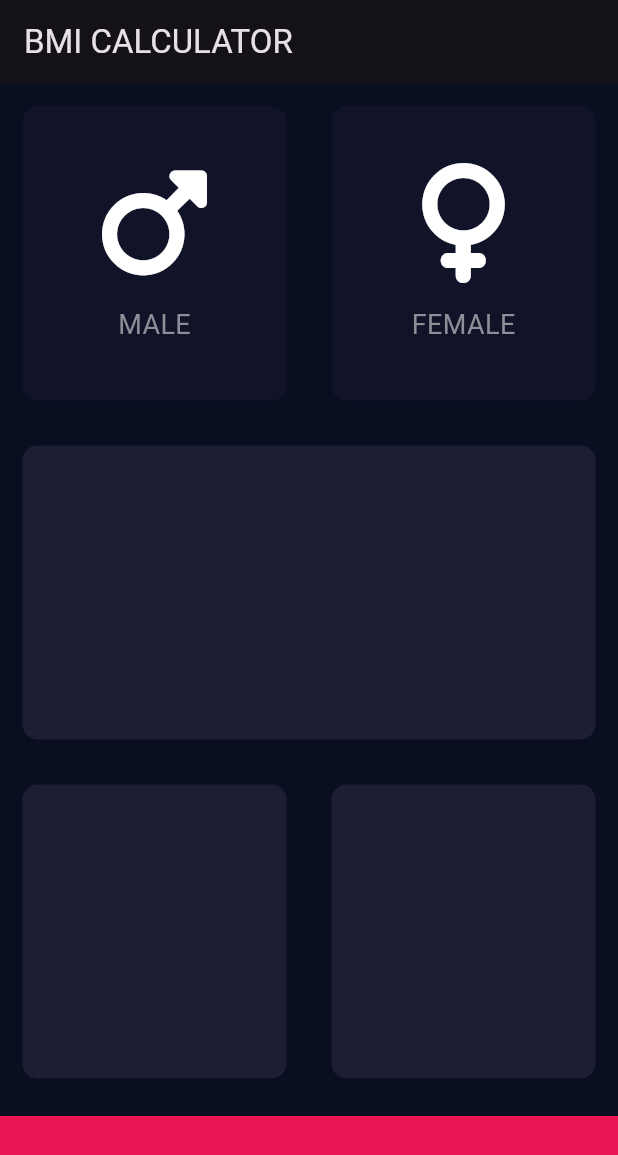
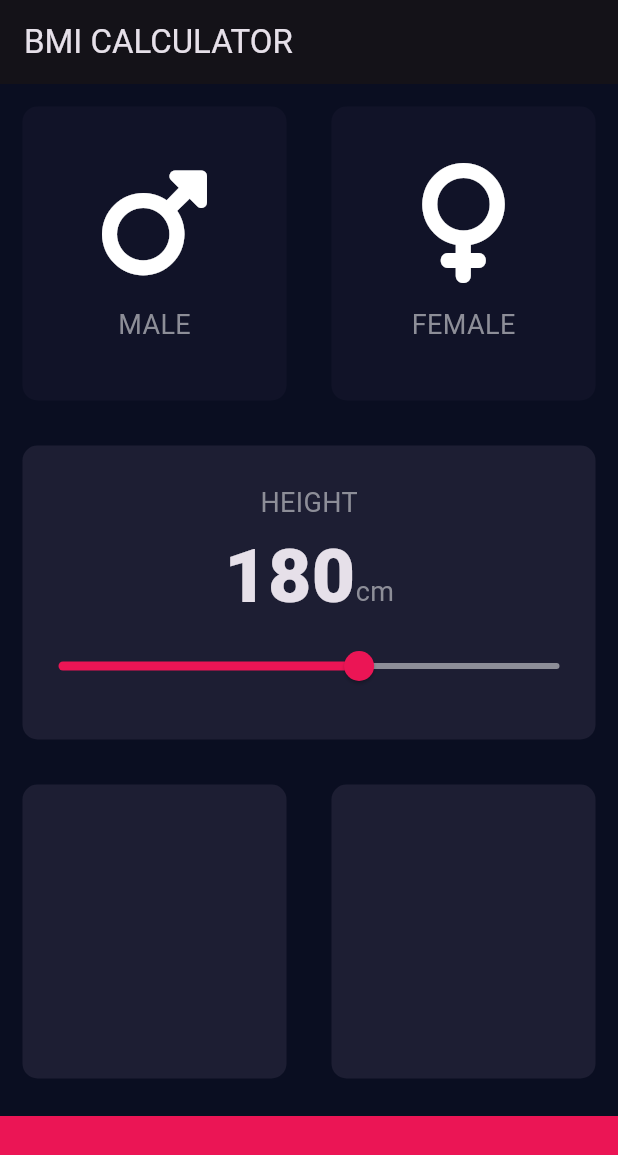
Before and after one commit to EdiBulb/bmi_calculator_flutter, a Flutter app: the screen it shows after launch, on a phone screen of 412 x 824 dp. Shown: the top 1155 px of the screen. Run offline on Flutter 3.47's test engine with Material 3 defaults, Android fonts, the phone set to English and light mode, and no system bars; our stand-ins replace font_awesome_flutter.

Commit message:
constants.dart added, Slider added,

```diff
--- /dev/null
+++ b/lib/constants.dart
@@ -0,0 +1,23 @@
+import 'package:flutter/material.dart';
+
+// 모든 디자인을 이곳에 모아두기로 했다.
+
+
+// const는 컴파일 전에 값이 정해져있어야하고,
+// final은 컴파일 후, 나중에 값이 정해져도 된다.
+const kBottomContainerHeight = 80.0; // for bottom container height, when need to modify, not to dig through.
+const kActiveCardColour = Color(0xFF1D1E33); // can change color here. : 클릭되었을 때 바뀌는 컬러
+const kInactiveCardColour = Color(0xFF111328); // 보통일 때 컬러
+const kBottomContainerColour = Color(0xFFEB1555);
+// ^^ k 를 붙여서 '이건 상수야' 라는 뜻이다.
+
+// Text의 style을 하드코딩 하지 않기 위해서, (not to do hard coding)
+const kLabelTextStyle = TextStyle(
+  fontSize: 18.0,
+  color: Color(0xFF8D8E98),
+);
+
+const kNumberTextStyle = TextStyle(
+  fontSize: 50.0,
+  fontWeight: FontWeight.w900,
+);
--- a/lib/icon_content.dart
+++ b/lib/icon_content.dart
@@ -1,11 +1,9 @@
 import 'package:flutter/material.dart';
+
+import 'constants.dart';
 // input_page.dart에서 seperate함.
 
-// Text의 style을 하드코딩 하지 않기 위해서, (not to do hard coding)
-const labelTextStyle = TextStyle(
-  fontSize: 18.0,
-  color: Color(0xFF8D8E98),
-);
+
 
 // 코드가 반복 되어서: Refactor -> Extract Widget: Refactoring widget, so no need to repeat codes.
 class IconContent extends StatelessWidget {
@@ -28,7 +26,7 @@ class IconContent extends StatelessWidget {
         SizedBox(height: 15.0,), // 간격
         Text(
           label, // 텍스트
-          style: labelTextStyle, // much simple
+          style: kLabelTextStyle, // much simple
         )
       ],
     );
--- a/lib/input_page.dart
+++ b/lib/input_page.dart
@@ -1,16 +1,12 @@
 import 'package:flutter/material.dart';
 import 'package:font_awesome_flutter/font_awesome_flutter.dart'; // 패키지 import
+import 'constants.dart';
 import 'reusable_card.dart';
 import 'icon_content.dart';
 
 // It's better to seperate class file with main file.
 
-// const는 컴파일 전에 값이 정해져있어야하고,
-// final은 컴파일 후, 나중에 값이 정해져도 된다.
-const bottomContainerHeight = 80.0; // for bottom container height, when need to modify, not to dig through.
-const activeCardColour = Color(0xFF1D1E33); // can change color here. : 클릭되었을 때 바뀌는 컬러
-const inactiveCardColour = Color(0xFF111328); // 보통일 때 컬러
-const bottomContainerColour = Color(0xFFEB1555);
+
 
 // enum can't be declared inside class.
 // why use enum?: if I set male is equal 1, female is equal 2, it is confusing to understand.
@@ -28,6 +24,7 @@ class InputPage extends StatefulWidget {
 }
 
 class _InputPageState extends State<InputPage> {
+  int height = 180; // 이건 계속 바뀌는 값이라서 const가 될 수 없다.
 
   // This value is changeable so not 'final'
   // Color maleCardColour = inactiveCardColour;   // Starting value
@@ -41,6 +38,7 @@ class _InputPageState extends State<InputPage> {
   // void updateColour(Gender selectedGender) {
   //
   //   // 항상 우리의 목표는 코드 자체를 보고 이해하기 쉽게 만들고, 코드의 양을 줄이는 것이다.
+  //   // 그래서 if else 대신 Ternary Operator를 씀, 그리고 변수명이 너무 중요하다.
   //   // when male card pressed.
   //   if (selectedGender == Gender.male) {
   //     if (maleCardColour == inactiveCardColour) {
@@ -66,23 +64,20 @@ class _InputPageState extends State<InputPage> {
     return Scaffold(
       appBar: AppBar(title: Text('BMI CALCULATOR')),
       body: Column(
+        crossAxisAlignment: CrossAxisAlignment.stretch,
         children: <Widget>[
           Expanded(
             child: Row(
               children: <Widget>[
                 Expanded(
-                  child: GestureDetector( // ReusableCard를 Clickable 하게 만들기 위해서 GestureDetector로 Wrap 함. button으로 안하는 이유: card 스타일을 변경시킴
-                    onTap: () { // Tap 되면 setState로 업데이트 시킨다.
-                      // colour update.
+                  child: ReusableCard(
+                    onPress: (){
                       setState(() {
-                        selectedGender = Gender.male; // 여기서 값을 준다.
-                        // updateColour(Gender.male); // 1: male ==> enum으로 변경함.
+                        selectedGender = Gender.male;
                       });
-
-                    } ,
-                    child: ReusableCard(
+                    },
                     // ReusableCard 위젯에 있는 colour, cardChild 프로퍼티를 커스터마이징한다.
-                      colour: selectedGender == Gender.male ? activeCardColour : inactiveCardColour,
+                    colour: selectedGender == Gender.male ? kActiveCardColour : kInactiveCardColour,
                     // colour: maleCardColour, // 보통일 때 컬러
                     // ReusableCard 위젯 컨텐츠를 customizing 함.
                     cardChild: IconContent(icon: FontAwesomeIcons.mars,
@@ -90,24 +85,18 @@ class _InputPageState extends State<InputPage> {
                     ),
                   ),
                 ),
-                ),
                 Expanded(
-                  child: GestureDetector(
-                    onTap: () { // Tap 되면 setState로 업데이트 시킨다.
-                      // colour update.
+                  child: ReusableCard(
+                    onPress: (){
                       setState(() {
-                        selectedGender = Gender.female; // 여기서 값을 준다.
-                        // updateColour(Gender.female); // 2: female ==> enum으로 변경함.
+                        selectedGender = Gender.female;
                       });
-
-                    } ,
-                    child: ReusableCard(
+                    },
                     // 이래서 변수명 잘 설정하는 게 중요하구나...
-                      colour: selectedGender == Gender.female ? activeCardColour : inactiveCardColour,
+                    colour: selectedGender == Gender.female ? kActiveCardColour : kInactiveCardColour,
                     // colour: femaleCardColour,
                     cardChild: IconContent(icon: FontAwesomeIcons.venus,
                       label: 'FEMALE',
-                      ),
                     ),
                   ),
                 ),
@@ -116,7 +105,38 @@ class _InputPageState extends State<InputPage> {
           ),
           Expanded(
             child: ReusableCard(
-              colour: activeCardColour,
+              colour: kActiveCardColour,
+              cardChild: Column(
+                mainAxisAlignment: MainAxisAlignment.center,
+                children: <Widget>[Text('HEIGHT', style: kLabelTextStyle,),
+                Row(
+                  mainAxisAlignment: MainAxisAlignment.center,
+                  crossAxisAlignment: CrossAxisAlignment.baseline, // 밑줄 맞춤 정렬
+                  textBaseline: TextBaseline.alphabetic, // 밑줄 맞춤 정렬
+                  children: <Widget>[
+                    Text(
+                      height.toString(),
+                      style: kNumberTextStyle, // constants.dart 에서 만듬
+                    ),
+                    Text('cm',
+                    style: kLabelTextStyle,),
+                  ],
+                ),
+                  Slider( // 항상 ctrl + q 를 누르면 자세히 보기가 나오니까, 그걸 참고해서 값을 넣자
+                      value: height.toDouble(),
+                      min: 120.0,
+                      max: 220.0,
+                      activeColor: Color(0xFFEB1555), // 참고로, 디테일한 설명은 Flutter Doc를 참고해야한다.
+                      inactiveColor: Color(0xFF8D8E98),
+                      onChanged: (double newValue) {
+                        setState(() {
+                          height = newValue.round();
+
+                        });
+
+                      })
+                ],// 같은 폰트로
+              ),
             ),
           ),
           Expanded(
@@ -124,22 +144,22 @@ class _InputPageState extends State<InputPage> {
               children: <Widget>[
                 Expanded(
                   child: ReusableCard(
-                    colour: activeCardColour,
+                    colour: kActiveCardColour,
                   ),
                 ),
                 Expanded(
                   child: ReusableCard(
-                    colour: activeCardColour,
+                    colour: kActiveCardColour,
                   ),
                 ),
               ],
             ),
           ),
           Container(
-            color: bottomContainerColour,
+            color: kBottomContainerColour,
             margin: EdgeInsets.only(top: 10.0), // only top margin.
             width: double.infinity,
-            height: bottomContainerHeight,
+            height: kBottomContainerHeight,
           )
         ],
       ),
--- a/lib/reusable_card.dart
+++ b/lib/reusable_card.dart
@@ -8,16 +8,21 @@ class ReusableCard extends StatelessWidget {
   // const ReusableCard({super.key,}); // what is Key?: tracking but not used here so deleted.
 
   // Constructor, to difine the color for each card: it will be used to... when you click card, it will change color.
-  ReusableCard({required this.colour, this.cardChild});
+  ReusableCard({required this.colour, this.cardChild, this.onPress});
 
   // Because this ReusableCard is Stless so it is immutable so all of property need to be immutable
   // That's why use 'final'
   final Color colour; // final makes this property 'immutable'
   final Widget? cardChild; // 카드 속 컨텐츠는 옵션이라서 nullable 타입으로 선언함-> 생성자에 required 없어도 됌.
+  final GestureTapCallback? onPress; // 함수를 선언함: 솔직히 이해 잘 안되었음..129.Functions as First Objects 강의임
+  // ^^ reusable_card 자체에 click이 되는 함수를 포함시키는 것임. 따라서 디자인과 함수 모두 한 재사용가능한 위젯에 있음
+  // ^^ 참고로, Function으로 선언하는 것은 모호해서 디테일하게 선언하는 걸로 Dart 버전 올라가면서 바뀌었다고함. 그래서 GestureTapCallback으로 선언함
 
   @override
   Widget build(BuildContext context) {
-    return Container(
+    return GestureDetector(
+      onTap: onPress,
+      child: Container(
         child: cardChild, // Container 속에 컨텐츠를 child로 표현한다.
         // How to use container?: container has only one child.
         margin: EdgeInsets.all(15.0),
@@ -27,6 +32,7 @@ class ReusableCard extends StatelessWidget {
           // make box rounded.
           color: colour, // if BoxDecoration, need to put color inside.
         ),
+      ),
     );
   }
 }
```
Lines whose indentation alone changed are shown as unchanged.
